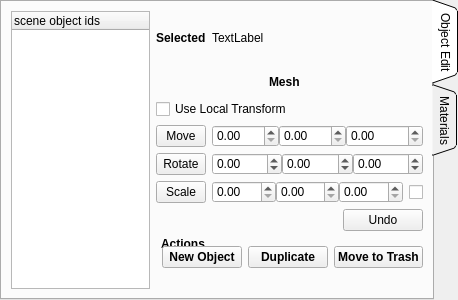
Above: bin/pymodules/objectedit/editobject.ui from realXtend/tundra before the change. Below: the same form after it.
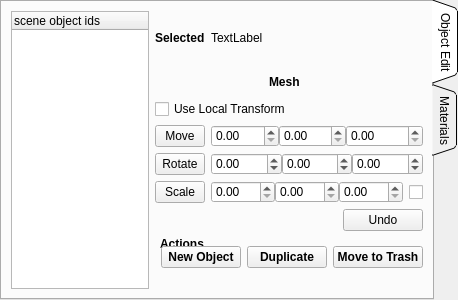
That is the form after the change.

Commit message: Highlight text change. Ui button width stretc for text.

```diff
--- a/bin/pymodules/objectedit/editobject.ui
+++ b/bin/pymodules/objectedit/editobject.ui
@@ -477,6 +477,12 @@
                   </item>
                   <item>
                    <widget class="QPushButton" name="deleteObject">
+                    <property name="minimumSize">
+                     <size>
+                      <width>90</width>
+                      <height>0</height>
+                     </size>
+                    </property>
                     <property name="text">
                      <string>Move to Trash</string>
                     </property>
```
The commit also changes 1 other file.
